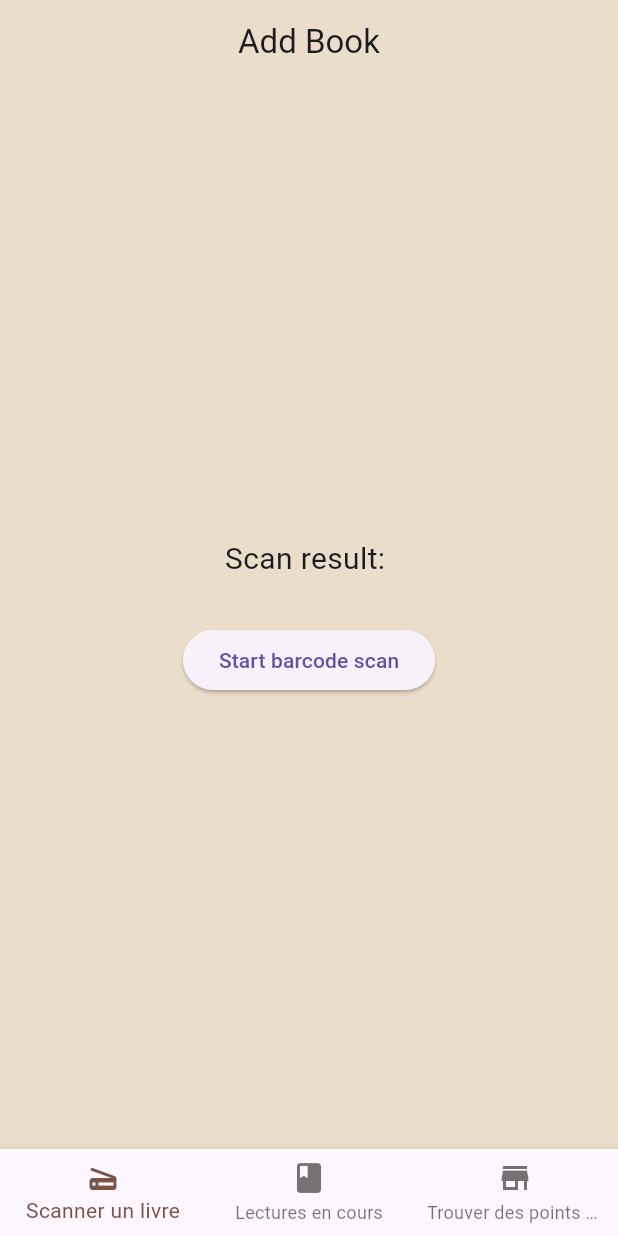
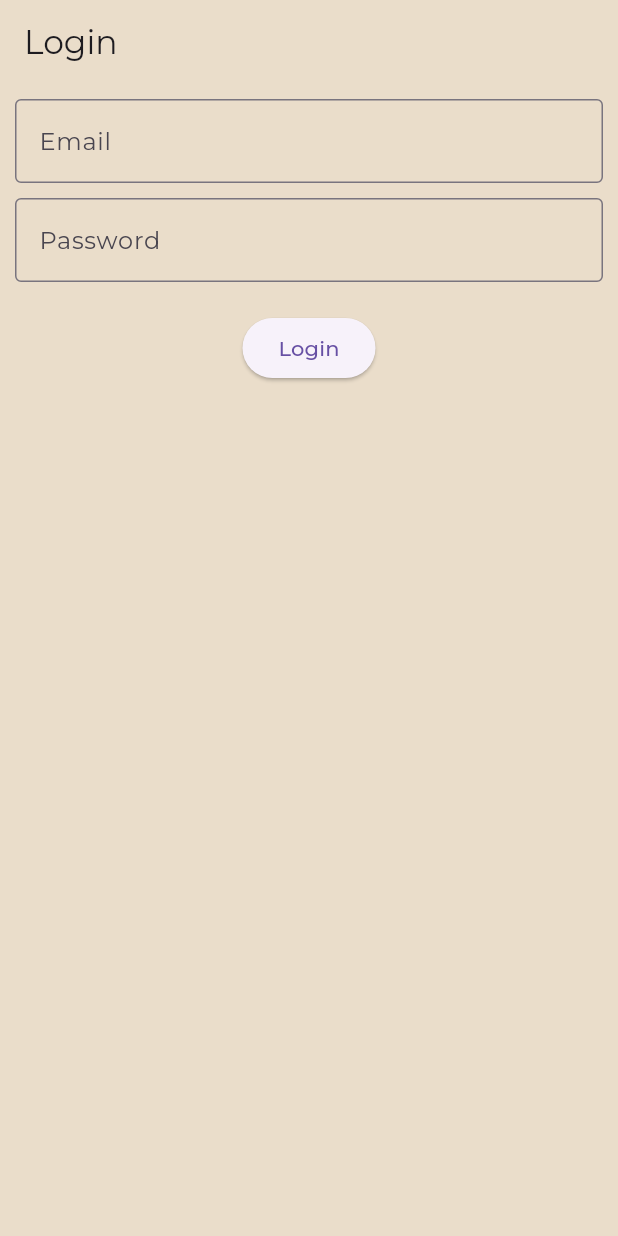
Before and after one commit to Makale-Toure/Bookworm, a Flutter app: the screen it shows after launch, on a phone screen of 412 x 824 dp. Run offline on Flutter 3.47's test engine with Material 3 defaults, Android fonts, the light colour scheme and no system bars; our stand-ins replace google_fonts, sqflite; missing offline and left inert: barcode_scan2; accounts and stored records are empty.

Commit message:
loginpageadded

```diff
--- /dev/null
+++ b/lib/login_page.dart
@@ -0,0 +1,50 @@
+import 'package:bookworm/main.dart';
+import 'package:flutter/material.dart';
+
+class LoginPage extends StatelessWidget {
+  final TextEditingController emailController = TextEditingController();
+  final TextEditingController passwordController = TextEditingController();
+
+  @override
+  Widget build(BuildContext context) {
+    return Scaffold(
+      appBar: AppBar(
+        title: Text('Login'),
+        backgroundColor: const Color.fromARGB(255,234, 221, 202),
+      ),
+      body: Padding(
+        padding: EdgeInsets.all(10),
+        child: Column(
+          children: <Widget>[
+            TextField(
+              controller: emailController,
+              decoration: InputDecoration(
+                border: OutlineInputBorder(),
+                labelText: 'Email',
+              ),
+            ),
+            SizedBox(height: 10),
+            TextField(
+              controller: passwordController,
+              obscureText: true,
+              decoration: InputDecoration(
+                border: OutlineInputBorder(),
+                labelText: 'Password',
+              ),
+            ),
+            SizedBox(height: 20),
+            ElevatedButton(
+              child: Text('Login'),
+              onPressed: () {
+                Navigator.pushReplacement(
+                  context,
+                  MaterialPageRoute(builder: (context) => HomePage()),
+                );
+              },
+            ),
+          ],
+        ),
+      ),
+    );
+  }
+}
--- a/lib/main.dart
+++ b/lib/main.dart
@@ -3,6 +3,7 @@ import 'package:bookworm/welcome_page.dart';
 import 'package:bookworm/screens/add_books.dart';
 import 'package:bookworm/screens/books_in_progress.dart';
 import 'package:bookworm/screens/search_store.dart';
+import 'package:google_fonts/google_fonts.dart';
 
 void main() {
   runApp(BookwormApp());
@@ -16,6 +17,7 @@ class BookwormApp extends StatelessWidget {
       theme: ThemeData(
         primarySwatch: Colors.brown,
         scaffoldBackgroundColor: const Color.fromARGB(255,234, 221, 202),
+        textTheme: GoogleFonts.montserratTextTheme(),
       ),
       home: WelcomePage(),
     );
--- a/lib/welcome_page.dart
+++ b/lib/welcome_page.dart
@@ -1,7 +1,8 @@
 import 'dart:async';
 
+import 'package:bookworm/login_page.dart';
 import 'package:flutter/material.dart';
-import 'main.dart';
+
 
 class WelcomePage extends StatefulWidget {
   @override
@@ -14,7 +15,7 @@ class _WelcomePageState extends State<WelcomePage>{
     super.initState();
     Timer(Duration(seconds: 5), () {
       Navigator.of(context).pushReplacement(
-      MaterialPageRoute(builder: (context) => HomePage()),
+      MaterialPageRoute(builder: (context) => LoginPage()),
       );
     });
   }
--- a/pubspec.yaml
+++ b/pubspec.yaml
@@ -40,6 +40,7 @@ dependencies:
   # The following adds the Cupertino Icons font to your application.
   # Use with the CupertinoIcons class for iOS style icons.
   cupertino_icons: ^1.0.6
+  google_fonts: ^6.2.1
 
 dev_dependencies:
   flutter_test:
```
Also changed, not shown: lib/screens/add_books.dart (+10 -4 lines), lib/services/barcodescan_service.dart (+15 -0 lines), assets/images/bookwormLogo.png, lib/databases/firebase_options.dart, pubspec.lock, 2 other files.
